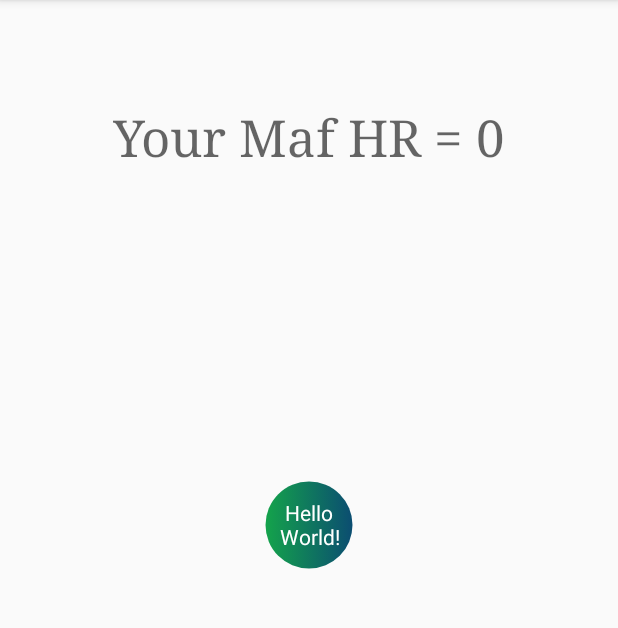
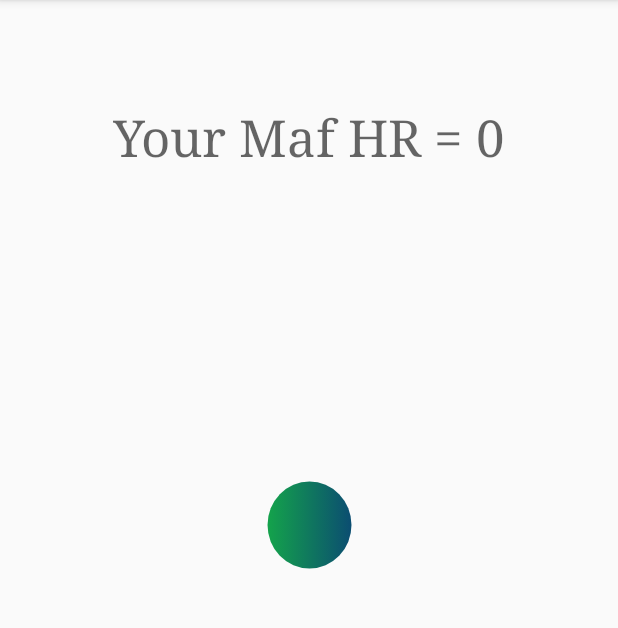
Before and after one commit to Castuh/MyApplication2, an Android app: the Maf_Final screen opened directly, with no data from a screen before it, on a phone screen of 412 x 824 dp, the part 84-712 px from its top. Run offline under Robolectric (Android 15) with nearby library versions, the phone set to English and light mode, and no system bars; 1 statement that could not run was skipped.

Commit message:
Gave DrawableCircle ID HR_CIRCLE, Took away "Hello World" text on it

```diff
--- a/app/src/main/res/layout/activity_maf__final.xml
+++ b/app/src/main/res/layout/activity_maf__final.xml
@@ -9,11 +9,11 @@
     >
 
     <TextView
-        android:layout_width="60dp"
+        android:id="@+id/HR_CIRCLE"
+        android:layout_width="58dp"
         android:layout_height="60dp"
         android:background="@drawable/circle"
         android:gravity="center"
-        android:text="Hello World!"
         android:textColor="#ffffffff"
         app:layout_constraintBottom_toBottomOf="parent"
         app:layout_constraintEnd_toEndOf="parent"
```
